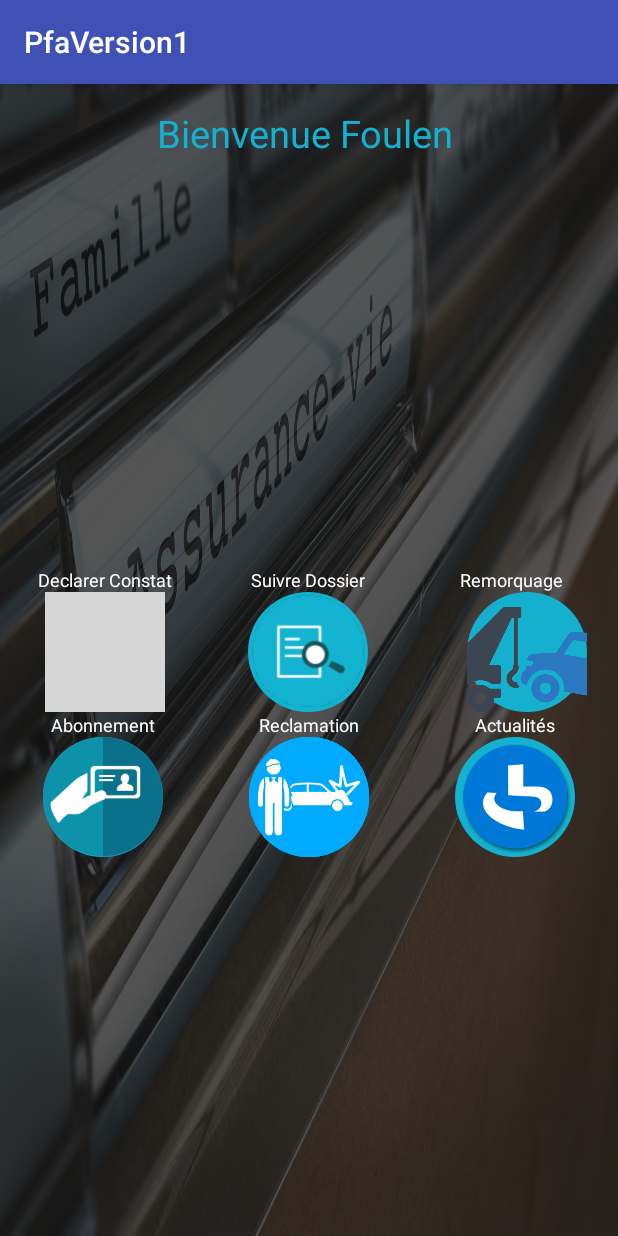
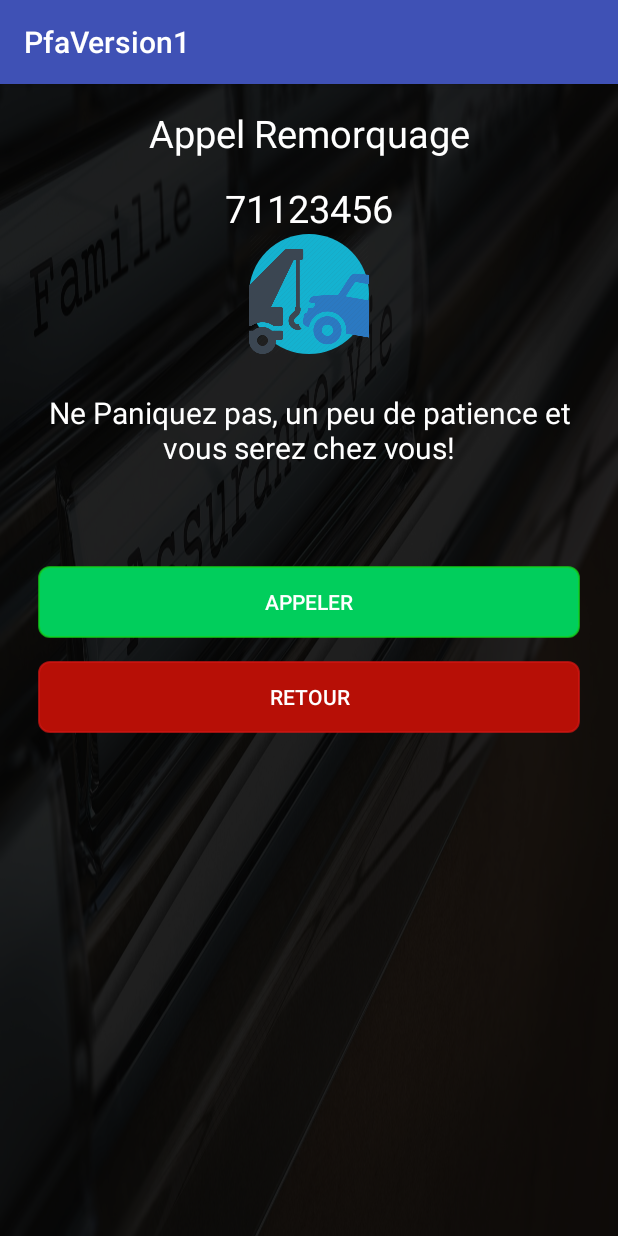
Before and after one commit to chmykell/PfaVersion1, an Android app: the MainActivity screen opened directly, with no data from a screen before it, after a tap on an icon or button, on a phone screen of 412 x 824 dp. Run offline under Robolectric (Android 15) with nearby library versions, the phone set to English and light mode, and no system bars; grey boxes are pictures that could not be loaded.

Commit message:
initial commit

```diff
--- a/app/src/main/AndroidManifest.xml
+++ b/app/src/main/AndroidManifest.xml
@@ -29,7 +29,8 @@
         <activity android:name=".ReclamationActivity" />
         <activity android:name=".AbonnementActivity" />
         <activity android:name=".AutresAbonnementsActivity" />
-        <activity android:name=".MyAbonnementsActivity"></activity>
+        <activity android:name=".MyAbonnementsActivity" />
+        <activity android:name=".CallRemorquageActivity"></activity>
     </application>
 
 </manifest>
--- /dev/null
+++ b/app/src/main/java/com/example/chmykel/pfaversion1/CallRemorquageActivity.java
@@ -0,0 +1,18 @@
+package com.example.chmykel.pfaversion1;
+
+import android.support.v7.app.AppCompatActivity;
+import android.os.Bundle;
+import android.widget.Button;
+
+public class CallRemorquageActivity extends AppCompatActivity {
+    Button btn_call , btn_retour;
+
+    @Override
+    protected void onCreate(Bundle savedInstanceState) {
+        super.onCreate(savedInstanceState);
+        setContentView(R.layout.activity_call_remorquage);
+        btn_call = (Button) findViewById(R.id.btn_callNow);
+
+
+    }
+}
--- a/app/src/main/java/com/example/chmykel/pfaversion1/MainActivity.java
+++ b/app/src/main/java/com/example/chmykel/pfaversion1/MainActivity.java
@@ -43,7 +43,7 @@ public class MainActivity extends AppCompatActivity implements View.OnClickListe
             }
             break;
             case R.id.btnAppel: {
-                Intent callIntent = new Intent(Intent.ACTION_CALL);
+              /*  Intent callIntent = new Intent(Intent.ACTION_CALL);
                 callIntent.setData(Uri.parse("tel:71364100"));
                 if (ActivityCompat.checkSelfPermission(this, Manifest.permission.CALL_PHONE) != PackageManager.PERMISSION_GRANTED) {
                     // TODO: Consider calling
@@ -56,7 +56,9 @@ public class MainActivity extends AppCompatActivity implements View.OnClickListe
                     return;
                 }
                 startActivity(callIntent);
-
+*/
+                Intent intent = new Intent(MainActivity.this, CallRemorquageActivity.class);
+                startActivity(intent);
 
             }
             break;
--- /dev/null
+++ b/app/src/main/res/drawable/rounded1.xml
@@ -0,0 +1,7 @@
+<shape xmlns:android="http://schemas.android.com/apk/res/android"
+    android:shape="rectangle">
+    <solid android:color="#00000000" />
+    <stroke android:width="1dip" android:color="#b814d01d" />
+    <solid android:color="#01ce5c" />
+    <corners android:radius="7dp" />
+</shape>
--- /dev/null
+++ b/app/src/main/res/drawable/rounded2.xml
@@ -0,0 +1,7 @@
+<shape xmlns:android="http://schemas.android.com/apk/res/android"
+    android:shape="rectangle">
+    <solid android:color="#00000000" />
+    <stroke android:width="1dip" android:color="#b8d01714" />
+    <solid android:color="#b70f06" />
+    <corners android:radius="7dp" />
+</shape>
--- /dev/null
+++ b/app/src/main/res/layout/activity_call_remorquage.xml
@@ -0,0 +1,88 @@
+<?xml version="1.0" encoding="utf-8"?>
+<RelativeLayout xmlns:android="http://schemas.android.com/apk/res/android"
+    xmlns:tools="http://schemas.android.com/tools"
+    android:id="@+id/activity_actualite"
+    android:layout_width="match_parent"
+    android:layout_height="match_parent"
+    android:background="@drawable/background20"
+    tools:context="com.example.chmykel.pfaversion1.LoginActivity"
+    android:orientation="vertical"
+    >
+<LinearLayout
+    android:layout_width="match_parent"
+    android:layout_height="match_parent"
+    android:background="#e3050505"
+    android:orientation="vertical">
+
+
+    <TextView
+        android:id="@+id/tv_titre"
+        android:layout_width="match_parent"
+        android:layout_height="wrap_content"
+        android:text="Appel Remorquage"
+        android:layout_marginTop="15dp"
+        android:textColor="#ffffff"
+        android:textSize="25sp"
+        android:gravity="center"/>
+    <TextView
+        android:id="@+id/tv_number"
+        android:layout_width="match_parent"
+        android:layout_height="wrap_content"
+        android:text="71123456"
+        android:textColor="#ffffff"
+        android:layout_marginTop="15dp"
+        android:textSize="25sp"
+        android:gravity="center"/>
+
+    <ImageView
+        android:layout_width="80dp"
+        android:layout_height="80dp"
+        android:background="@drawable/roundcorner"
+        android:scaleType="fitXY"
+        android:src="@drawable/menu_two"
+        android:layout_gravity="center"/>
+
+    <TextView
+        android:layout_width="wrap_content"
+        android:layout_height="wrap_content"
+        android:textColor="#fff"
+        android:layout_marginTop="25dp"
+        android:layout_marginLeft="15dp"
+        android:layout_marginRight="15dp"
+        android:text="Ne Paniquez pas, un peu de patience et vous serez chez vous!"
+        android:textSize="20sp"
+        android:gravity="center"/>
+
+
+    <Button
+        android:id="@+id/btn_callNow"
+        android:layout_width="match_parent"
+        android:layout_height="wrap_content"
+        android:layout_marginLeft="25dp"
+        android:layout_marginRight="25dp"
+        android:layout_marginTop="65dp"
+
+        android:text="Appeler"
+        android:textColor="#ffffff"
+        android:background="@drawable/rounded1"
+
+        />
+    <Button
+        android:id="@+id/btn_back"
+        android:layout_width="match_parent"
+        android:layout_height="wrap_content"
+        android:layout_marginLeft="25dp"
+        android:layout_marginRight="25dp"
+        android:layout_marginTop="15dp"
+        android:text="Retour"
+        android:textColor="#ffffff"
+        android:layout_marginBottom="10dp"
+        android:background="@drawable/rounded2"
+        />
+
+
+
+
+
+</LinearLayout>
+</RelativeLayout>
--- a/app/src/main/res/layout/activity_main.xml
+++ b/app/src/main/res/layout/activity_main.xml
@@ -12,7 +12,7 @@
         android:layout_width="match_parent"
         android:layout_height="match_parent"
         android:orientation="vertical"
-        android:background="#bb181818">
+        android:background="#ed181818">
     <TextView
         android:id="@+id/espaceClient"
         android:layout_width="match_parent"
```
